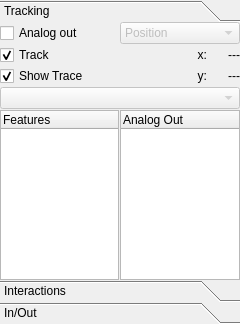
Old version of the form ui/tab_objectsUi.ui in the repository wonkoderverstaendige/Spotter.
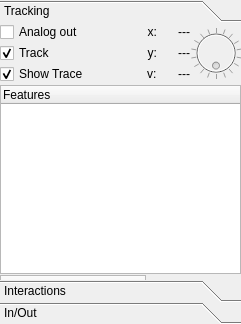
New version of the form. The open tabs and pages were chosen to show the change.

```diff
--- a/ui/tab_objectsUi.ui
+++ b/ui/tab_objectsUi.ui
@@ -6,7 +6,7 @@
    <rect>
     <x>0</x>
     <y>0</y>
-    <width>240</width>
+    <width>241</width>
     <height>324</height>
    </rect>
   </property>
@@ -25,7 +25,7 @@
      <property name="spacing">
       <number>1</number>
      </property>
-     <item row="0" column="0">
+     <item row="1" column="0">
       <widget class="QToolBox" name="toolBox">
        <property name="frameShape">
         <enum>QFrame::NoFrame</enum>
@@ -47,7 +47,7 @@
          <rect>
           <x>0</x>
           <y>0</y>
-          <width>238</width>
+          <width>239</width>
           <height>259</height>
          </rect>
         </property>
@@ -69,33 +69,6 @@
            <property name="spacing">
             <number>1</number>
            </property>
-           <item row="4" column="0">
-            <widget class="QTreeWidget" name="tree_link_features">
-             <property name="sizePolicy">
-              <sizepolicy hsizetype="Expanding" vsizetype="Expanding">
-               <horstretch>0</horstretch>
-               <verstretch>0</verstretch>
-              </sizepolicy>
-             </property>
-             <property name="showDropIndicator" stdset="0">
-              <bool>false</bool>
-             </property>
-             <property name="alternatingRowColors">
-              <bool>true</bool>
-             </property>
-             <property name="indentation">
-              <number>0</number>
-             </property>
-             <attribute name="headerShowSortIndicator" stdset="0">
-              <bool>false</bool>
-             </attribute>
-             <column>
-              <property name="text">
-               <string>Features</string>
-              </property>
-             </column>
-            </widget>
-           </item>
            <item row="2" column="2">
             <widget class="QLabel" name="lbl_y">
              <property name="sizePolicy">
@@ -124,77 +97,7 @@
              </property>
             </widget>
            </item>
-           <item row="4" column="1" colspan="2">
-            <widget class="QTreeWidget" name="tree_link_spi_dac">
-             <property name="indentation">
-              <number>0</number>
-             </property>
-             <column>
-              <property name="text">
-               <string>Analog Out</string>
-              </property>
-             </column>
-            </widget>
-           </item>
-           <item row="1" column="2">
-            <widget class="QLabel" name="lbl_x">
-             <property name="sizePolicy">
-              <sizepolicy hsizetype="Preferred" vsizetype="Preferred">
-               <horstretch>0</horstretch>
-               <verstretch>0</verstretch>
-              </sizepolicy>
-             </property>
-             <property name="minimumSize">
-              <size>
-               <width>32</width>
-               <height>0</height>
-              </size>
-             </property>
-             <property name="maximumSize">
-              <size>
-               <width>32</width>
-               <height>16777215</height>
-              </size>
-             </property>
-             <property name="text">
-              <string>---</string>
-             </property>
-             <property name="alignment">
-              <set>Qt::AlignRight|Qt::AlignTrailing|Qt::AlignVCenter</set>
-             </property>
-            </widget>
-           </item>
-           <item row="2" column="1">
-            <widget class="QLabel" name="lbl_y_lbl">
-             <property name="text">
-              <string>y:</string>
-             </property>
-             <property name="alignment">
-              <set>Qt::AlignRight|Qt::AlignTrailing|Qt::AlignVCenter</set>
-             </property>
-            </widget>
-           </item>
-           <item row="1" column="0">
-            <widget class="QCheckBox" name="ckb_track">
-             <property name="text">
-              <string>Track</string>
-             </property>
-             <property name="checked">
-              <bool>true</bool>
-             </property>
-            </widget>
-           </item>
-           <item row="1" column="1">
-            <widget class="QLabel" name="lbl_xlbl">
-             <property name="text">
-              <string>x:</string>
-             </property>
-             <property name="alignment">
-              <set>Qt::AlignRight|Qt::AlignTrailing|Qt::AlignVCenter</set>
-             </property>
-            </widget>
-           </item>
-           <item row="2" column="0">
+           <item row="3" column="0">
             <widget class="QCheckBox" name="ckb_trace">
              <property name="text">
               <string>Show Trace</string>
@@ -204,43 +107,153 @@
              </property>
             </widget>
            </item>
-           <item row="3" column="0" colspan="3">
-            <widget class="QComboBox" name="combo_Object">
-             <property name="enabled">
-              <bool>false</bool>
-             </property>
-             <property name="editable">
-              <bool>false</bool>
-             </property>
-            </widget>
-           </item>
-           <item row="0" column="0">
+           <item row="1" column="0">
             <widget class="QCheckBox" name="ckb_analog_pos">
              <property name="text">
               <string>Analog out</string>
              </property>
             </widget>
            </item>
-           <item row="0" column="1" colspan="2">
-            <widget class="QComboBox" name="combo_analog_signal">
+           <item row="1" column="1">
+            <widget class="QLabel" name="lbl_xlbl">
+             <property name="text">
+              <string>x:</string>
+             </property>
+             <property name="alignment">
+              <set>Qt::AlignRight|Qt::AlignTrailing|Qt::AlignVCenter</set>
+             </property>
+            </widget>
+           </item>
+           <item row="5" column="0">
+            <widget class="QTreeWidget" name="tree_link_spi_dac">
+             <property name="maximumSize">
+              <size>
+               <width>16777215</width>
+               <height>5</height>
+              </size>
+             </property>
+             <property name="indentation">
+              <number>0</number>
+             </property>
+             <column>
+              <property name="text">
+               <string>Analog Out</string>
+              </property>
+             </column>
+            </widget>
+           </item>
+           <item row="2" column="0">
+            <widget class="QCheckBox" name="ckb_track">
+             <property name="text">
+              <string>Track</string>
+             </property>
+             <property name="checked">
+              <bool>true</bool>
+             </property>
+            </widget>
+           </item>
+           <item row="2" column="1">
+            <widget class="QLabel" name="lbl_y_lbl">
+             <property name="text">
+              <string>y:</string>
+             </property>
+             <property name="alignment">
+              <set>Qt::AlignRight|Qt::AlignTrailing|Qt::AlignVCenter</set>
+             </property>
+            </widget>
+           </item>
+           <item row="1" column="2">
+            <widget class="QLabel" name="lbl_x">
+             <property name="sizePolicy">
+              <sizepolicy hsizetype="Preferred" vsizetype="Preferred">
+               <horstretch>0</horstretch>
+               <verstretch>0</verstretch>
+              </sizepolicy>
+             </property>
+             <property name="minimumSize">
+              <size>
+               <width>32</width>
+               <height>0</height>
+              </size>
+             </property>
+             <property name="maximumSize">
+              <size>
+               <width>32</width>
+               <height>16777215</height>
+              </size>
+             </property>
+             <property name="text">
+              <string>---</string>
+             </property>
+             <property name="alignment">
+              <set>Qt::AlignRight|Qt::AlignTrailing|Qt::AlignVCenter</set>
+             </property>
+            </widget>
+           </item>
+           <item row="3" column="1">
+            <widget class="QLabel" name="lbl_speed_lbl">
+             <property name="text">
+              <string>v:</string>
+             </property>
+            </widget>
+           </item>
+           <item row="1" column="3" rowspan="3">
+            <widget class="QDial" name="dial_direction">
              <property name="enabled">
               <bool>false</bool>
              </property>
-             <item>
+             <property name="maximum">
+              <number>90</number>
+             </property>
+             <property name="pageStep">
+              <number>1</number>
+             </property>
+             <property name="wrapping">
+              <bool>true</bool>
+             </property>
+             <property name="notchTarget">
+              <double>5.000000000000000</double>
+             </property>
+             <property name="notchesVisible">
+              <bool>true</bool>
+             </property>
+            </widget>
+           </item>
+           <item row="3" column="2">
+            <widget class="QLabel" name="lbl_speed">
+             <property name="text">
+              <string>---</string>
+             </property>
+             <property name="alignment">
+              <set>Qt::AlignRight|Qt::AlignTrailing|Qt::AlignVCenter</set>
+             </property>
+            </widget>
+           </item>
+           <item row="4" column="0" colspan="4">
+            <widget class="QTreeWidget" name="tree_link_features">
+             <property name="sizePolicy">
+              <sizepolicy hsizetype="Expanding" vsizetype="Expanding">
+               <horstretch>0</horstretch>
+               <verstretch>0</verstretch>
+              </sizepolicy>
+             </property>
+             <property name="showDropIndicator" stdset="0">
+              <bool>false</bool>
+             </property>
+             <property name="alternatingRowColors">
+              <bool>true</bool>
+             </property>
+             <property name="indentation">
+              <number>0</number>
+             </property>
+             <attribute name="headerShowSortIndicator" stdset="0">
+              <bool>false</bool>
+             </attribute>
+             <column>
               <property name="text">
-               <string>Position</string>
+               <string>Features</string>
               </property>
-             </item>
-             <item>
-              <property name="text">
-               <string>Speed</string>
-              </property>
-             </item>
-             <item>
-              <property name="text">
-               <string>Direction</string>
-              </property>
-             </item>
+             </column>
             </widget>
            </item>
           </layout>
```
Left out of the diff: 160 changed lines with no effect on the pictures.
